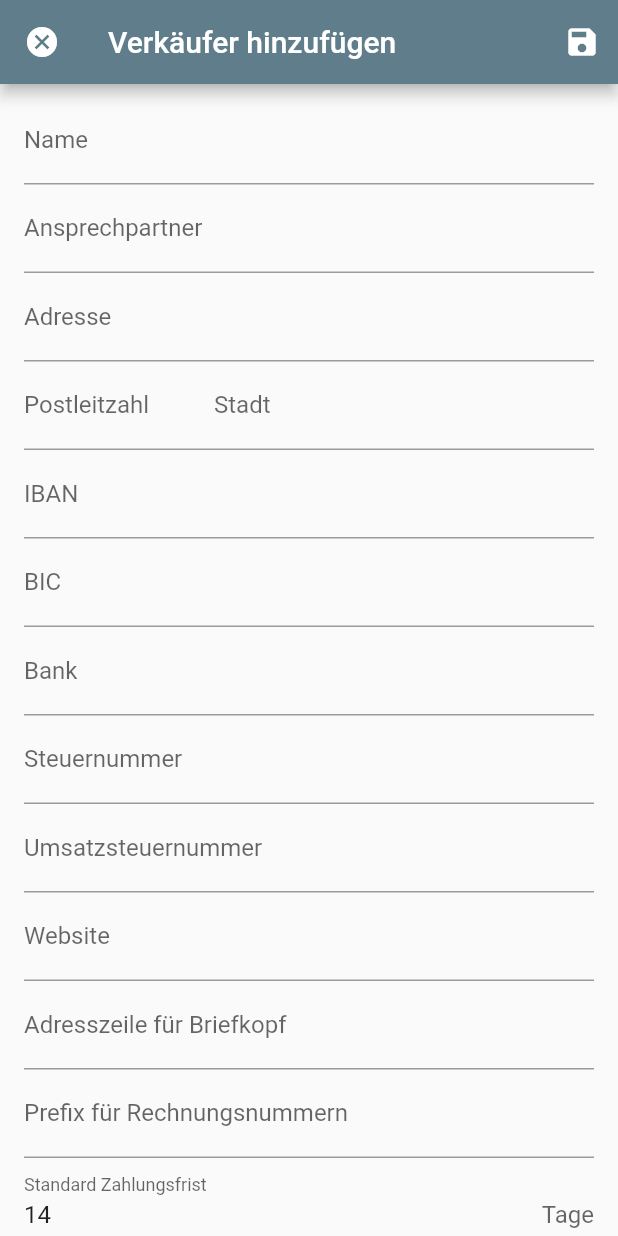
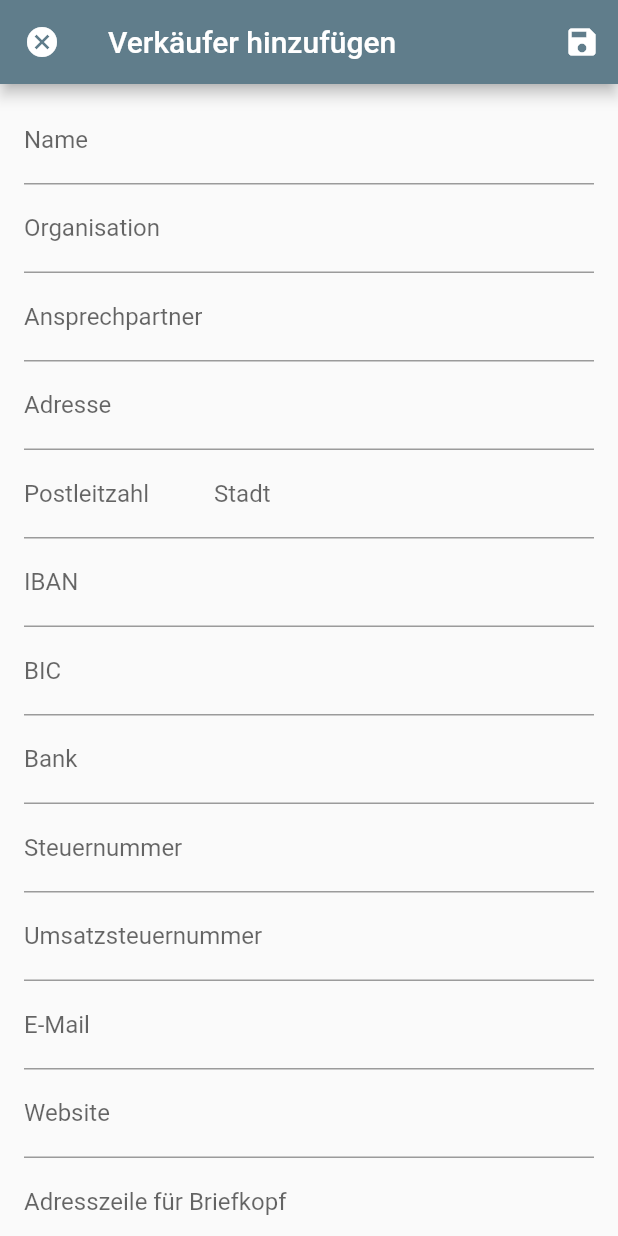
Before and after one commit to leontappe/bitter, a Flutter app: the VendorPage screen opened directly, on a phone screen of 412 x 824 dp. Run offline on Flutter 3.47's test engine with Material 2 defaults, Android fonts, the light colour scheme and no system bars; our stand-ins replace bloc, flutter_bloc, package_info, path_provider_platform_interface, pdf, sqflite and 2 more; missing offline and left inert: autocomplete_textfield, file_chooser, mysql1; accounts and stored records are empty; statements that could not run were skipped.

Commit message:
add now missing fields on VendorPage

```diff
--- a/lib/src/models/vendor.dart
+++ b/lib/src/models/vendor.dart
@@ -127,6 +127,7 @@ class Vendor {
 
   Map<String, dynamic> get toMapShort => <String, dynamic>{
         'name': name,
+        'manager': manager,
         'contact': contact,
         'address': address,
         'zip_code': zipCode,
@@ -136,6 +137,7 @@ class Vendor {
         'bank': bank,
         'tax_nr': taxNr,
         'vat_nr': vatNr,
+        'email': email,
         'website': website,
         'full_address': fullAddress,
         'bill_prefix': billPrefix,
--- a/lib/src/pages/settings/vendors/vendor_page.dart
+++ b/lib/src/pages/settings/vendors/vendor_page.dart
@@ -83,13 +83,20 @@ class _VendorPageState extends State<VendorPage> {
                       },
                     ),
                     TextFormField(
+                      initialValue: newVendor.manager,
+                      maxLines: 1,
+                      decoration: InputDecoration(labelText: 'Organisation'),
+                      onChanged: (String input) {
+                        newVendor.manager = input;
+                        dirty = true;
+                      },
+                    ),
+                    TextFormField(
                       initialValue: newVendor.contact,
                       maxLines: 1,
                       decoration: InputDecoration(labelText: 'Ansprechpartner'),
-                      validator: (input) => input.isEmpty ? 'Pflichtfeld' : null,
                       onChanged: (String input) {
                         newVendor.contact = input;
-                        _formKey.currentState.validate();
                         dirty = true;
                       },
                     ),
@@ -193,6 +200,17 @@ class _VendorPageState extends State<VendorPage> {
                       validator: (input) => input.isEmpty ? 'Pflichtfeld' : null,
                       onChanged: (String input) {
                         newVendor.vatNr = input;
+                        _formKey.currentState.validate();
+                        dirty = true;
+                      },
+                    ),
+                    TextFormField(
+                      initialValue: newVendor.email,
+                      maxLines: 1,
+                      decoration: InputDecoration(labelText: 'E-Mail'),
+                      validator: (input) => input.isEmpty ? 'Pflichtfeld' : null,
+                      onChanged: (String input) {
+                        newVendor.email = input;
                         _formKey.currentState.validate();
                         dirty = true;
                       },
--- a/lib/src/widgets/vendor_card.dart
+++ b/lib/src/widgets/vendor_card.dart
@@ -19,7 +19,7 @@ class VendorCard extends StatelessWidget {
           crossAxisAlignment: CrossAxisAlignment.start,
           children: <Widget>[
             Text(vendor.name, style: Theme.of(context).textTheme.headline5),
-            if (vendor.manager != null) Text('Management: ${vendor.manager}'),
+            if (vendor.manager != null) Text('Organisation: ${vendor.manager}'),
             if (vendor.contact != null) Text('Ansprechpartner: ${vendor.contact}'),
             Text('Adresse: ${vendor.address}'),
             Text('Postleitzahl: ${vendor.zipCode}'),
```
